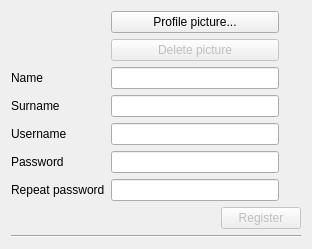
This is client/registrationwindow.ui in gianluca-amprimo/pds-project as Qt 5 draws it before an edit. The edited form follows.
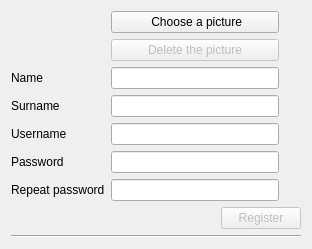
This is the edited form. Icons and pictures are not drawn.

The edit to the form file:
```diff
--- a/client/registrationwindow.ui
+++ b/client/registrationwindow.ui
@@ -34,7 +34,7 @@
        <item>
         <widget class="QPushButton" name="ProfilePictureButton">
          <property name="text">
-          <string>Profile picture...</string>
+          <string> Choose a picture</string>
          </property>
          <property name="icon">
           <iconset theme="camera-photo">
@@ -48,7 +48,7 @@
           <bool>false</bool>
          </property>
          <property name="text">
-          <string>Delete picture</string>
+          <string>Delete the picture</string>
          </property>
          <property name="icon">
           <iconset theme="edit-delete">
```
Left out of the diff: 18 changed lines with no effect on the pictures.
